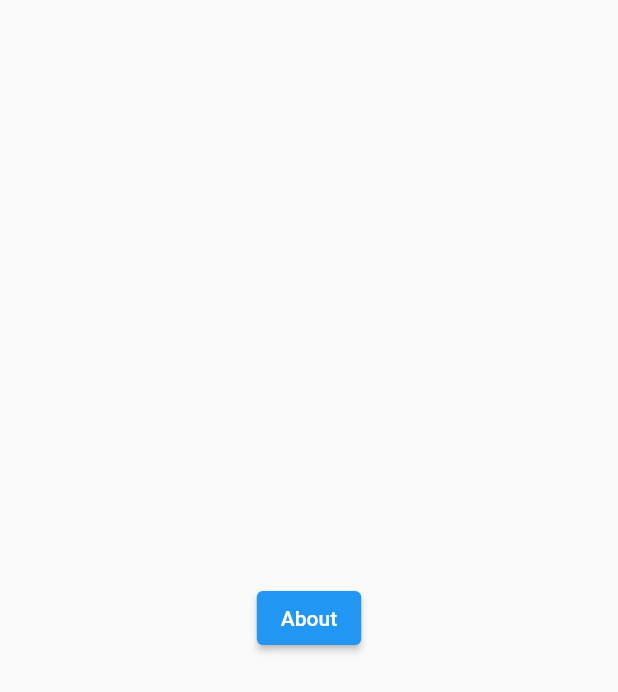
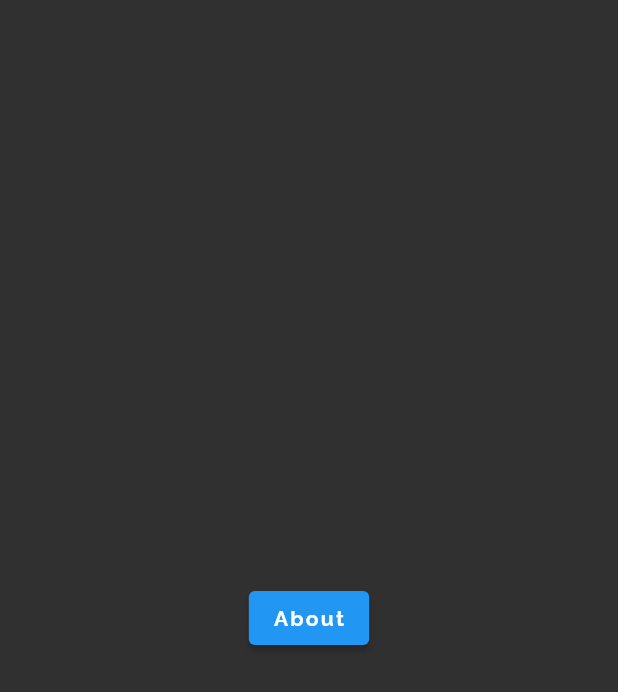
Before and after one commit to sriyabro/Flutter-Fire-Quiz, a Flutter app: the screen it shows after launch, on a phone screen of 412 x 824 dp. Shown: the top 692 px of the screen. Run offline on Flutter 3.47's test engine with Material 2 defaults, Android fonts, the phone set to English and light mode, and no system bars; our stand-ins replace firebase_core, google_fonts; accounts and stored records are empty; generated files the repository leaves out were written again.

Commit message:
theme updated, google fonts added

```diff
--- a/lib/main.dart
+++ b/lib/main.dart
@@ -1,9 +1,10 @@
 import 'package:flutter/material.dart';
-import 'package:quizapp/routes.dart';
-
 // Import the firebase_core plugin
 import 'package:firebase_core/firebase_core.dart';
 import 'firebase_options.dart';
+
+import 'package:quizapp/routes.dart';
+import 'package:quizapp/theme.dart';
 
 void main() {
   WidgetsFlutterBinding.ensureInitialized();
@@ -49,6 +50,7 @@ class _AppState extends State<App> {
         if (snapshot.connectionState == ConnectionState.done) {
           return MaterialApp(
             routes: appRoutes,
+            theme: appTheme,
           );
         }
 
--- /dev/null
+++ b/lib/theme.dart
@@ -0,0 +1,22 @@
+import 'package:flutter/material.dart';
+import 'package:google_fonts/google_fonts.dart';
+
+var appTheme = ThemeData(
+  fontFamily: GoogleFonts.raleway().fontFamily,
+  brightness: Brightness.dark,
+  textTheme: const TextTheme(
+    bodyText1: TextStyle(fontSize: 18),
+    bodyText2: TextStyle(fontSize: 16),
+    button: TextStyle(
+      letterSpacing: 1.5,
+      fontWeight: FontWeight.bold,
+    ),
+    headline1: TextStyle(
+      fontWeight: FontWeight.bold,
+    ),
+    subtitle1: TextStyle(
+      color: Colors.grey,
+    ),
+  ),
+  buttonTheme: const ButtonThemeData(),
+);
--- a/pubspec.yaml
+++ b/pubspec.yaml
@@ -16,11 +16,11 @@ dependencies:
   firebase_core:
   cloud_firestore:
   firebase_auth:
+  google_fonts: ^3.0.1
   # google_sign_in: 5.3.3
   # sign_in_with_apple: 4.0.0
   # crypto: 3.0.1
   # font_awesome_flutter: 10.1.0
-  # google_fonts: 3.0.1
   # provider: 6.0.3
   # rxdart: 0.27.4
   # json_annotation: 4.5.0
```
Also changed, not shown: 1 other file.
